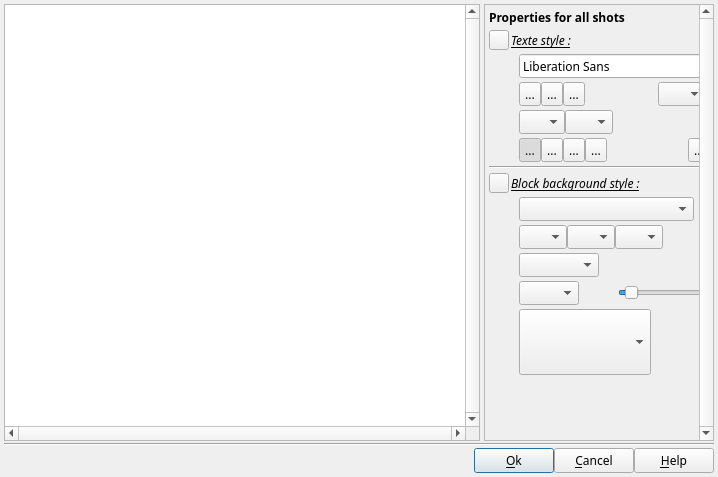
Above: DlgTextEdit.ui from boenki/ffdiaporama before the change. Below: the same form after it.
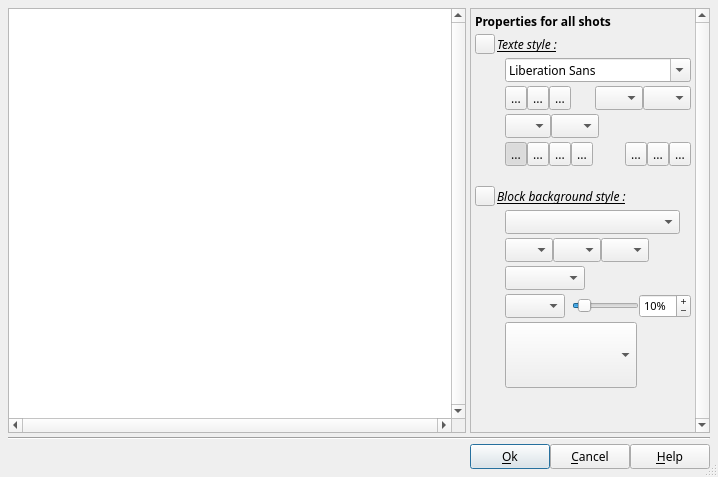
That is the form after the change. Icons and pictures are not drawn. Custom widgets are drawn as their Qt base class.

Diff of the .ui file:
```diff
--- a/DlgTextEdit.ui
+++ b/DlgTextEdit.ui
@@ -19,13 +19,16 @@
   <property name="windowTitle">
    <string>Edit text</string>
   </property>
+  <property name="sizeGripEnabled">
+   <bool>true</bool>
+  </property>
   <layout class="QVBoxLayout" name="verticalLayout">
    <property name="spacing">
-    <number>2</number>
-   </property>
-   <property name="margin">
     <number>4</number>
    </property>
+   <property name="margin">
+    <number>8</number>
+   </property>
    <item>
     <layout class="QHBoxLayout" name="horizontalLayout_2">
      <property name="spacing">
@@ -72,13 +75,13 @@
        </property>
        <property name="minimumSize">
         <size>
-         <width>230</width>
+         <width>240</width>
          <height>0</height>
         </size>
        </property>
        <property name="maximumSize">
         <size>
-         <width>230</width>
+         <width>240</width>
          <height>16777215</height>
         </size>
        </property>
@@ -96,10 +99,22 @@
          <rect>
           <x>0</x>
           <y>0</y>
-          <width>217</width>
-          <height>429</height>
+          <width>223</width>
+          <height>410</height>
          </rect>
         </property>
+        <property name="sizePolicy">
+         <sizepolicy hsizetype="Fixed" vsizetype="Preferred">
+          <horstretch>0</horstretch>
+          <verstretch>0</verstretch>
+         </sizepolicy>
+        </property>
+        <property name="minimumSize">
+         <size>
+          <width>220</width>
+          <height>0</height>
+         </size>
+        </property>
         <layout class="QGridLayout" name="gridLayout_2">
          <property name="verticalSpacing">
           <number>4</number>
@@ -282,7 +297,7 @@
              </property>
              <property name="sizeHint" stdset="0">
               <size>
-               <width>40</width>
+               <width>0</width>
                <height>20</height>
               </size>
              </property>
@@ -430,7 +445,7 @@
              </property>
              <property name="sizeHint" stdset="0">
               <size>
-               <width>40</width>
+               <width>0</width>
                <height>20</height>
               </size>
              </property>
@@ -600,7 +615,7 @@
              </property>
              <property name="sizeHint" stdset="0">
               <size>
-               <width>40</width>
+               <width>0</width>
                <height>20</height>
               </size>
              </property>
@@ -707,7 +722,7 @@
            </item>
           </layout>
          </item>
-         <item row="8" column="0">
+         <item row="7" column="0">
           <widget class="QLabel" name="BrushTypeLabel">
            <property name="sizePolicy">
             <sizepolicy hsizetype="Fixed" vsizetype="Fixed">
@@ -726,7 +741,7 @@
            </property>
           </widget>
          </item>
-         <item row="8" column="1">
+         <item row="7" column="1">
           <widget class="QComboBox" name="BrushTypeCombo">
            <property name="sizePolicy">
             <sizepolicy hsizetype="Preferred" vsizetype="Fixed">
@@ -751,7 +766,7 @@
            </property>
           </widget>
          </item>
-         <item row="9" column="0">
+         <item row="8" column="0">
           <widget class="QLabel" name="ColorLabel1">
            <property name="sizePolicy">
             <sizepolicy hsizetype="Fixed" vsizetype="Fixed">
@@ -770,7 +785,7 @@
            </property>
           </widget>
          </item>
-         <item row="9" column="1">
+         <item row="8" column="1">
           <layout class="QHBoxLayout" name="horizontalLayout_3">
            <property name="spacing">
             <number>0</number>
@@ -868,7 +883,7 @@
            </item>
           </layout>
          </item>
-         <item row="10" column="0">
+         <item row="9" column="0">
           <widget class="QLabel" name="PatternLabel">
            <property name="sizePolicy">
             <sizepolicy hsizetype="Fixed" vsizetype="Fixed">
@@ -887,7 +902,7 @@
            </property>
           </widget>
          </item>
-         <item row="10" column="1">
+         <item row="9" column="1">
           <widget class="cCustomBrushComboBox" name="PatternBrushCombo">
            <property name="sizePolicy">
             <sizepolicy hsizetype="Fixed" vsizetype="Fixed">
@@ -921,7 +936,7 @@
            </property>
           </widget>
          </item>
-         <item row="11" column="0">
+         <item row="10" column="0">
           <widget class="QLabel" name="IntermPosLabel">
            <property name="sizePolicy">
             <sizepolicy hsizetype="Fixed" vsizetype="Fixed">
@@ -940,7 +955,7 @@
            </property>
           </widget>
          </item>
-         <item row="11" column="1">
+         <item row="10" column="1">
           <layout class="QHBoxLayout" name="horizontalLayout_14">
            <property name="spacing">
             <number>0</number>
@@ -1070,7 +1085,7 @@
            </item>
           </layout>
          </item>
-         <item row="12" column="0">
+         <item row="11" column="0">
           <layout class="QVBoxLayout" name="verticalLayout_2">
            <property name="spacing">
             <number>0</number>
@@ -1121,7 +1136,7 @@
            </item>
           </layout>
          </item>
-         <item row="12" column="1">
+         <item row="11" column="1">
           <widget class="cBackgroundComboBox" name="BackgroundCombo">
            <property name="sizePolicy">
             <sizepolicy hsizetype="Fixed" vsizetype="Fixed">
@@ -1146,7 +1161,7 @@
            </property>
           </widget>
          </item>
-         <item row="13" column="0">
+         <item row="12" column="0">
           <spacer name="verticalSpacer">
            <property name="orientation">
             <enum>Qt::Vertical</enum>
@@ -1210,12 +1225,21 @@
            </item>
           </layout>
          </item>
-         <item row="7" column="0" colspan="2">
+         <item row="6" column="0" colspan="2">
           <layout class="QHBoxLayout" name="horizontalLayout_7">
            <property name="spacing">
             <number>2</number>
            </property>
-           <property name="margin">
+           <property name="leftMargin">
+            <number>0</number>
+           </property>
+           <property name="topMargin">
+            <number>16</number>
+           </property>
+           <property name="rightMargin">
+            <number>0</number>
+           </property>
+           <property name="bottomMargin">
             <number>0</number>
            </property>
            <item>
@@ -1261,13 +1285,6 @@
            </item>
           </layout>
          </item>
-         <item row="6" column="0" colspan="2">
-          <widget class="Line" name="BackgroundSpacer">
-           <property name="orientation">
-            <enum>Qt::Horizontal</enum>
-           </property>
-          </widget>
-         </item>
         </layout>
        </widget>
       </widget>
```
